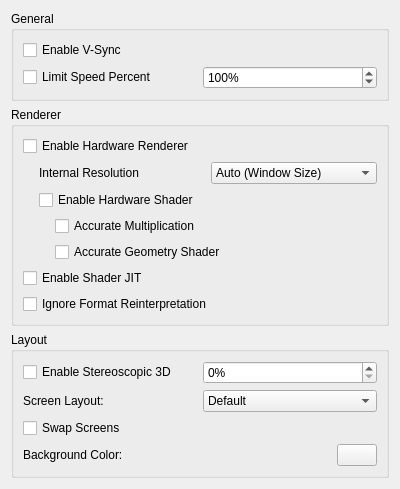
Old version of the form src/citra_qt/configuration/configure_graphics.ui in the repository Filxter/citra-canary.
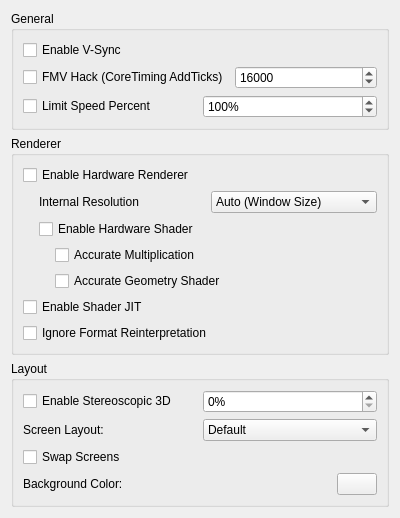
New version of the form.

Commit message: taken2009's FMV-hack

```diff
--- a/src/citra_qt/configuration/configure_graphics.ui
+++ b/src/citra_qt/configuration/configure_graphics.ui
@@ -27,6 +27,30 @@
         </property>
        </widget>
       </item>
+       <item>
+        <layout class="QHBoxLayout" name="horizontalLayout_6">
+         <item>
+          <widget class="QCheckBox" name="FMV_hack">
+           <property name="text">
+            <string>FMV Hack (CoreTiming AddTicks)</string>
+           </property>
+          </widget>
+         </item>
+         <item>
+          <widget class="QSpinBox" name="AddTicks">
+           <property name="minimum">
+            <number>1</number>
+           </property>
+           <property name="maximum">
+            <number>999999</number>
+           </property>
+           <property name="value">
+            <number>16000</number>
+           </property>
+          </widget>
+         </item>
+        </layout>
+       </item>
       <item>
        <layout class="QHBoxLayout" name="horizontalLayout_2">
         <item>
```
The commit also changes 4 other files.
